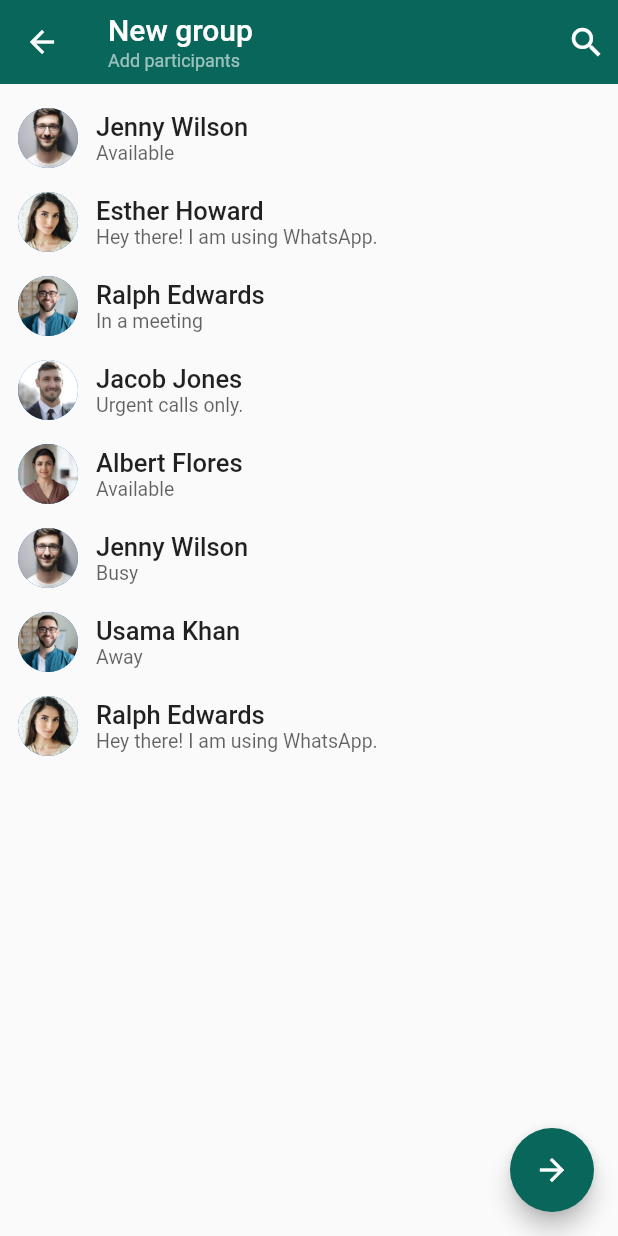
After one commit to aliasar1/WhatsApp-UI-Clone, a Flutter app: the NewGroupScreen screen opened directly, on a phone screen of 412 x 824 dp. The commit adds this screen. Run offline on Flutter 3.47's test engine with Material 2 defaults, Android fonts, the phone set to English and light mode, and no system bars.

Commit message:
Added new group screen.

```diff
--- /dev/null
+++ b/lib/screens/contact_screen/components/newgroup_screen.dart
@@ -0,0 +1,62 @@
+import 'package:flutter/material.dart';
+import 'package:whatsapp_clone/constants.dart';
+
+import '../../../models/Chat.dart';
+import 'contact_builder.dart';
+
+class NewGroupScreen extends StatelessWidget {
+  const NewGroupScreen({Key? key}) : super(key: key);
+
+  @override
+  Widget build(BuildContext context) {
+    return Scaffold(
+      appBar: AppBar(
+        elevation: 0,
+        backgroundColor: kPrimaryColor,
+        title: Column(
+          mainAxisAlignment: MainAxisAlignment.spaceAround,
+          crossAxisAlignment: CrossAxisAlignment.start,
+          children: const [
+            Text('New group'),
+            SizedBox(
+              height: 2,
+            ),
+            Opacity(
+              opacity: 0.6,
+              child: Text('Add participants',
+                  style: TextStyle(fontSize: 12, fontWeight: FontWeight.w400)),
+            ),
+          ],
+        ),
+        actions: const [
+          Icon(
+            Icons.search,
+            size: 26,
+          ),
+          SizedBox(
+            width: 8,
+          ),
+        ],
+      ),
+      body: Padding(
+        padding: const EdgeInsets.only(
+            right: kMedPadding, left: kMedPadding, bottom: kMedPadding),
+        child: ListView.builder(
+          shrinkWrap: true,
+          itemCount: chatsData.length,
+          itemBuilder: ((context, index) => ContactBuilder(
+                chat: chatsData[index],
+              )),
+        ),
+      ),
+      floatingActionButton: FloatingActionButton(
+        heroTag: 'New group',
+        onPressed: () {},
+        backgroundColor: kPrimaryColor,
+        child: const Icon(
+          Icons.arrow_forward,
+        ),
+      ),
+    );
+  }
+}
--- a/lib/screens/inbox_screen/inbox_screen.dart
+++ b/lib/screens/inbox_screen/inbox_screen.dart
@@ -4,6 +4,7 @@ import 'package:whatsapp_clone/models/Chat.dart';
 import 'package:whatsapp_clone/screens/status_screen/status_screen.dart';
 
 import '../call_screen/call_screen.dart';
+import '../contact_screen/components/newgroup_screen.dart';
 import '../contact_screen/contact_screen.dart';
 import '../setting_screen/setting_screen.dart';
 import 'components/chats_card.dart';
@@ -52,6 +53,12 @@ class _InboxScreenState extends State<InboxScreen>
                     context,
                     MaterialPageRoute(
                         builder: (context) => const SettingScreen()),
+                  );
+                } else if (value == "New group") {
+                  Navigator.push(
+                    context,
+                    MaterialPageRoute(
+                        builder: (context) => const NewGroupScreen()),
                   );
                 }
               },
```
